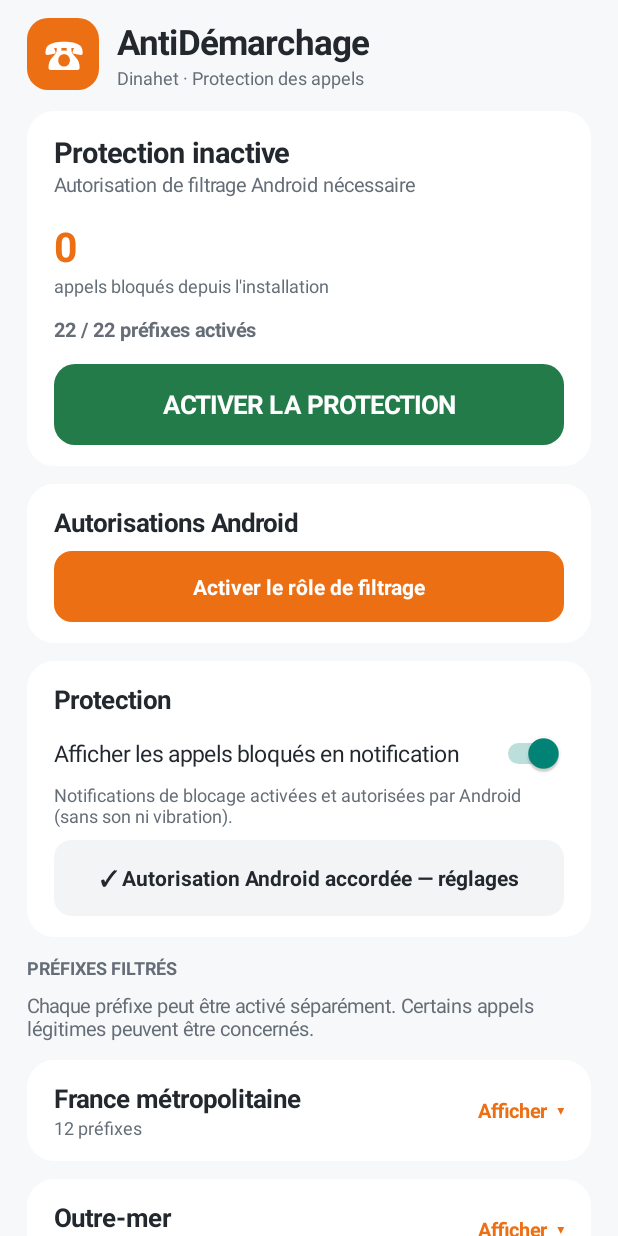
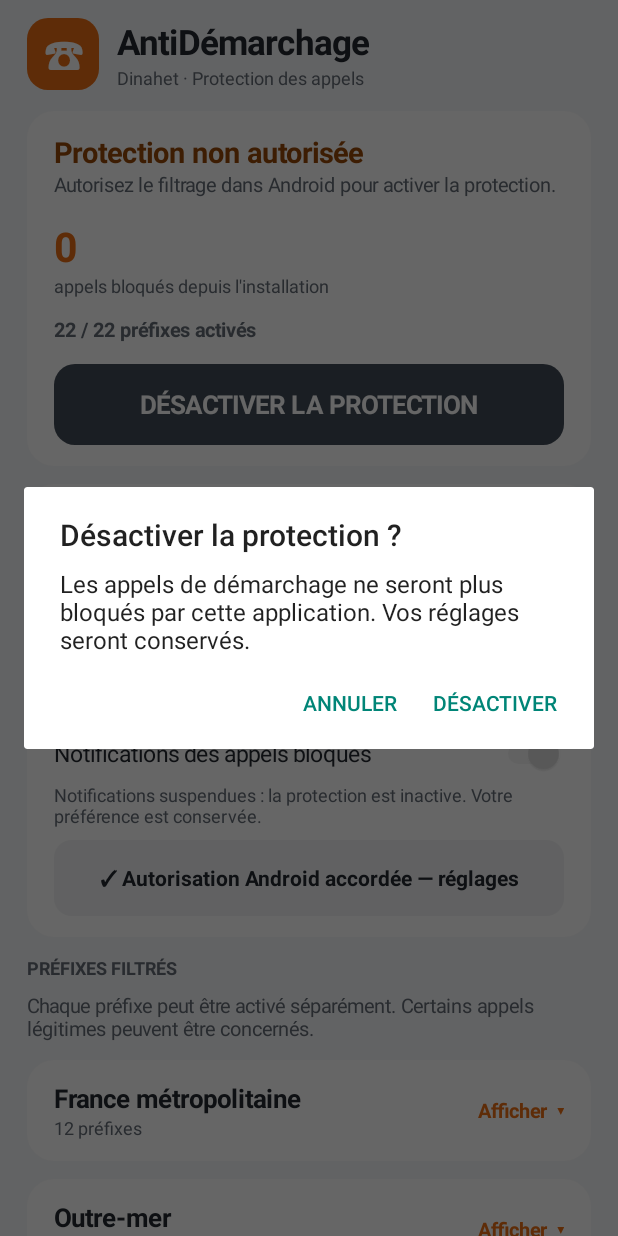
Before and after one commit to SDINAHET/anti-demarchage_android, an Android app: the screen it shows after launch (MainActivity), after a tap on "DÉSACTIVER LA PROTECTION", on a phone screen of 412 x 824 dp. Run offline under Robolectric (Android 15) with nearby library versions, the phone set to English and light mode, and no system bars.

Commit message:
Improve public-facing protection controls and pause confirmation

```diff
--- a/app/src/main/java/fr/antidemarchage/MainActivity.java
+++ b/app/src/main/java/fr/antidemarchage/MainActivity.java
@@ -17,6 +17,7 @@ public class MainActivity extends Activity {
  private RoleManager roles;
  private TextView protectionTitle, protectionDetail, countText, prefixCount, roleButton, notificationButton, shortcutButton, notificationDetail, mainToggleButton;
  private LinearLayout root;
+ private Switch notificationSwitch;
  private final int ORANGE=Color.rgb(237,111,19), INK=Color.rgb(35,40,47), MUTED=Color.rgb(101,109,119);
  private int dp(float v){return (int)(v*getResources().getDisplayMetrics().density+0.5f);}
  private GradientDrawable shape(int color,int radius){
@@ -96,9 +97,11 @@ public class MainActivity extends Activity {
   mainToggleButton.setMinHeight(dp(54));
   mainToggleButton.setPadding(dp(16),dp(15),dp(16),dp(15));
   mainToggleButton.setOnClickListener(v->{
-   boolean next=!prefs.getBoolean("enabled",true);
-   prefs.edit().putBoolean("enabled",next).apply();
-   refresh();
+   if(prefs.getBoolean("enabled",true)){
+    new AlertDialog.Builder(this).setTitle("Désactiver la protection ?")
+     .setMessage("Les appels de démarchage ne seront plus bloqués par cette application. Vos réglages seront conservés.")
+     .setNegativeButton("Annuler",null).setPositiveButton("Désactiver",(dialog,which)->{prefs.edit().putBoolean("enabled",false).apply();refresh();}).show();
+   }else{prefs.edit().putBoolean("enabled",true).apply();refresh();}
   });
   overview.addView(mainToggleButton,new LinearLayout.LayoutParams(-1,-2));
   LinearLayout permissions=card();permissions.addView(text("Autorisations Android",17,INK,true));gap(permissions,8);
@@ -113,7 +116,7 @@ public class MainActivity extends Activity {
   });
   permissions.addView(roleButton);
   LinearLayout settings=card();settings.addView(text("Protection",17,INK,true));gap(settings,6);
-  switchRow(settings,"Afficher les appels bloqués en notification","notifications");
+  notificationSwitch=switchRow(settings,"Notifications des appels bloqués","notifications");
   notificationDetail=text("",12,MUTED,false);settings.addView(notificationDetail);
   gap(settings,8);
   notificationButton=text("",14,INK,true);notificationButton.setGravity(Gravity.CENTER);
@@ -181,18 +184,21 @@ public class MainActivity extends Activity {
   if(protectionTitle==null)return;
   boolean granted=roles!=null&&roles.isRoleHeld(RoleManager.ROLE_CALL_SCREENING);
   boolean enabled=prefs.getBoolean("enabled",true);
-  protectionTitle.setText(granted&&enabled?"Protection active":"Protection inactive");
-  protectionDetail.setText(!granted?"Autorisation de filtrage Android nécessaire":enabled?"Filtrage des appels entrants autorisé":"Protection désactivée dans l'application");
+  protectionTitle.setText(!enabled?"Protection désactivée":granted?"Protection active":"Protection non autorisée");
+  protectionTitle.setTextColor(granted&&enabled?0xFF237B49:0xFF9A4A08);
+  protectionDetail.setText(!enabled?"Vos appels ne sont plus filtrés par cette application.":!granted?"Autorisez le filtrage dans Android pour activer la protection.":"Les appels correspondant aux préfixes activés sont bloqués.");
   roleButton.setText(granted?"✓ Rôle de filtrage autorisé — détails":"Activer le rôle de filtrage");
   boolean systemNotifications=notificationsAllowed();
   boolean appNotifications=prefs.getBoolean("notifications",true);
   if(notificationButton!=null)notificationButton.setText(systemNotifications?"✓ Autorisation Android accordée — réglages":"Autoriser les notifications dans Android");
-  if(notificationDetail!=null)notificationDetail.setText(!appNotifications?"Notifications de blocage désactivées dans l’application. Les appels restent filtrés.":!systemNotifications?"Notifications de blocage activées dans l’application, mais bloquées par Android.":"Notifications de blocage activées et autorisées par Android (sans son ni vibration).");
+  if(notificationSwitch!=null){notificationSwitch.setEnabled(enabled&&granted);notificationSwitch.setAlpha(enabled&&granted?1f:0.5f);}
+  if(notificationDetail!=null)notificationDetail.setText(!enabled||!granted?"Notifications suspendues : la protection est inactive. Votre préférence est conservée.":!appNotifications?"Notifications de blocage désactivées dans l’application. Les appels restent filtrés.":!systemNotifications?"Notifications de blocage activées dans l’application, mais bloquées par Android.":"Notifications de blocage activées et autorisées par Android (sans son ni vibration).");
   if(shortcutButton!=null)shortcutButton.setText(shortcutVisible()?"✓ Raccourci activé — vérifier":"Afficher le raccourci");
   if(mainToggleButton!=null){
    mainToggleButton.setText(enabled?"DÉSACTIVER LA PROTECTION":"ACTIVER LA PROTECTION");
    mainToggleButton.setBackground(shape(enabled?0xFF414B57:0xFF237B49,14));
    mainToggleButton.setContentDescription(enabled?"Désactiver le filtrage des appels":"Activer le filtrage des appels");
+   mainToggleButton.setFocusable(true);
   }
   countText.setText(String.valueOf(prefs.getInt("count",0)));
   int n=0;for(String p:PrefixFilter.PREFIXES)if(prefs.getBoolean(p,true))n++;
```
